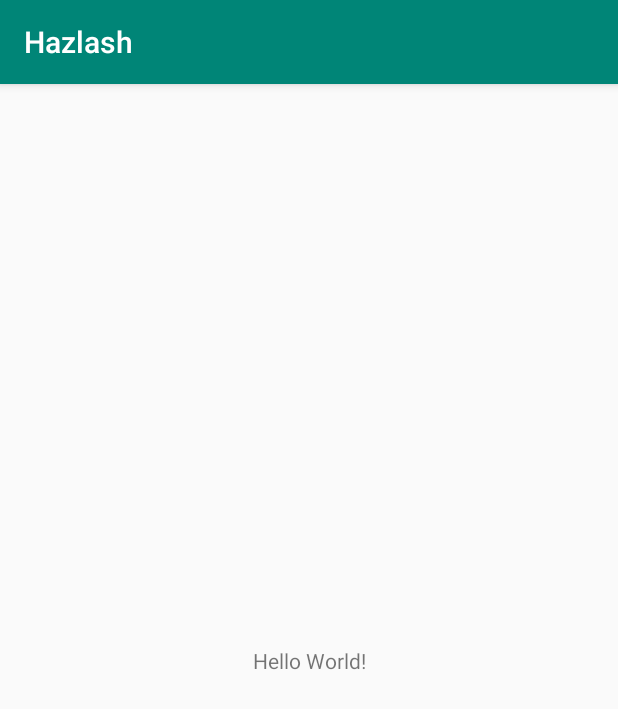
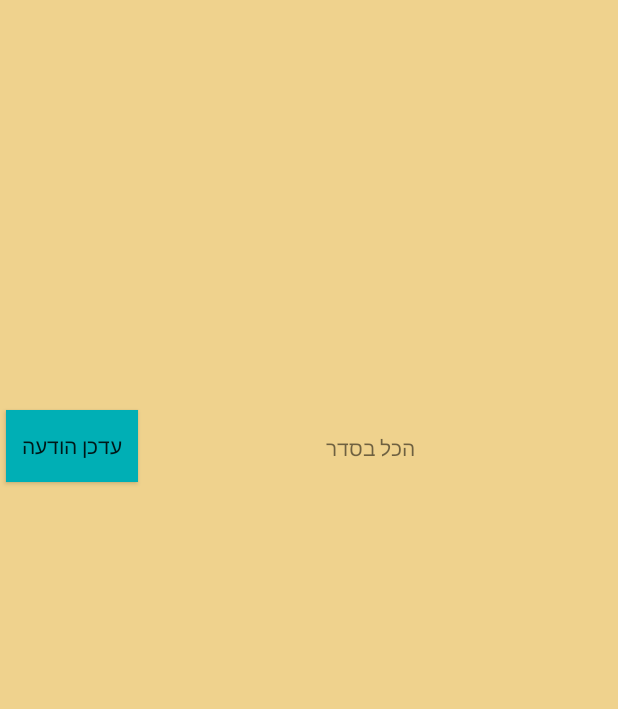
Before and after one commit to yperetz/Hazlash, an Android app: the screen it shows after launch (MainActivity), on a phone screen of 412 x 824 dp. Shown: the top 709 px of the screen. Run offline under Robolectric (Android 15) with nearby library versions, the phone set to English and light mode, and no system bars.

Commit message:
finish user input

```diff
--- a/app/src/main/res/layout/activity_main.xml
+++ b/app/src/main/res/layout/activity_main.xml
@@ -4,15 +4,39 @@
     xmlns:tools="http://schemas.android.com/tools"
     android:layout_width="match_parent"
     android:layout_height="match_parent"
+    android:background="#EFD28D"
     tools:context=".MainActivity">
 
-    <TextView
+    <Button
+        android:id="@+id/getuserinput"
         android:layout_width="wrap_content"
         android:layout_height="wrap_content"
-        android:text="Hello World!"
+        android:layout_marginStart="4dp"
+        android:layout_marginTop="8dp"
+        android:layout_marginBottom="16dp"
+        android:background="#00AFB5"
+        android:text="@string/getuservalue"
+        android:textColorHighlight="#00AFB5"
+        android:textColorLink="#00AFB5"
         app:layout_constraintBottom_toBottomOf="parent"
-        app:layout_constraintLeft_toLeftOf="parent"
-        app:layout_constraintRight_toRightOf="parent"
-        app:layout_constraintTop_toTopOf="parent" />
+        app:layout_constraintStart_toStartOf="parent"
+        app:layout_constraintTop_toTopOf="parent"
+        app:layout_constraintVertical_bias="0.353" />
+
+    <TextView
+        android:id="@+id/messageToContacts"
+        android:layout_width="wrap_content"
+        android:layout_height="wrap_content"
+        android:layout_marginStart="8dp"
+        android:layout_marginTop="8dp"
+        android:layout_marginEnd="8dp"
+        android:layout_marginBottom="8dp"
+        android:text="@string/usersMessage"
+        app:layout_constraintBottom_toBottomOf="parent"
+        app:layout_constraintEnd_toEndOf="parent"
+        app:layout_constraintHorizontal_bias="0.479"
+        app:layout_constraintStart_toEndOf="@+id/getuserinput"
+        app:layout_constraintTop_toTopOf="parent"
+        app:layout_constraintVertical_bias="0.356" />
 
 </android.support.constraint.ConstraintLayout>
--- a/app/src/main/res/values/strings.xml
+++ b/app/src/main/res/values/strings.xml
@@ -1,3 +1,5 @@
 <resources>
     <string name="app_name">Hazlash</string>
+    <string name="getuservalue">עדכן הודעה</string>
+    <string name="usersMessage">הכל בסדר</string>
 </resources>
--- a/app/src/main/res/values/styles.xml
+++ b/app/src/main/res/values/styles.xml
@@ -1,7 +1,7 @@
 <resources>
 
     <!-- Base application theme. -->
-    <style name="AppTheme" parent="Theme.AppCompat.Light.DarkActionBar">
+    <style name="AppTheme" parent="Theme.AppCompat.Light.NoActionBar">
         <!-- Customize your theme here. -->
         <item name="colorPrimary">@color/colorPrimary</item>
         <item name="colorPrimaryDark">@color/colorPrimaryDark</item>
```
Also changed, not shown: app/src/main/java/com/hazlashteam/hazlash/MainActivity.java (+56 -0 lines).
